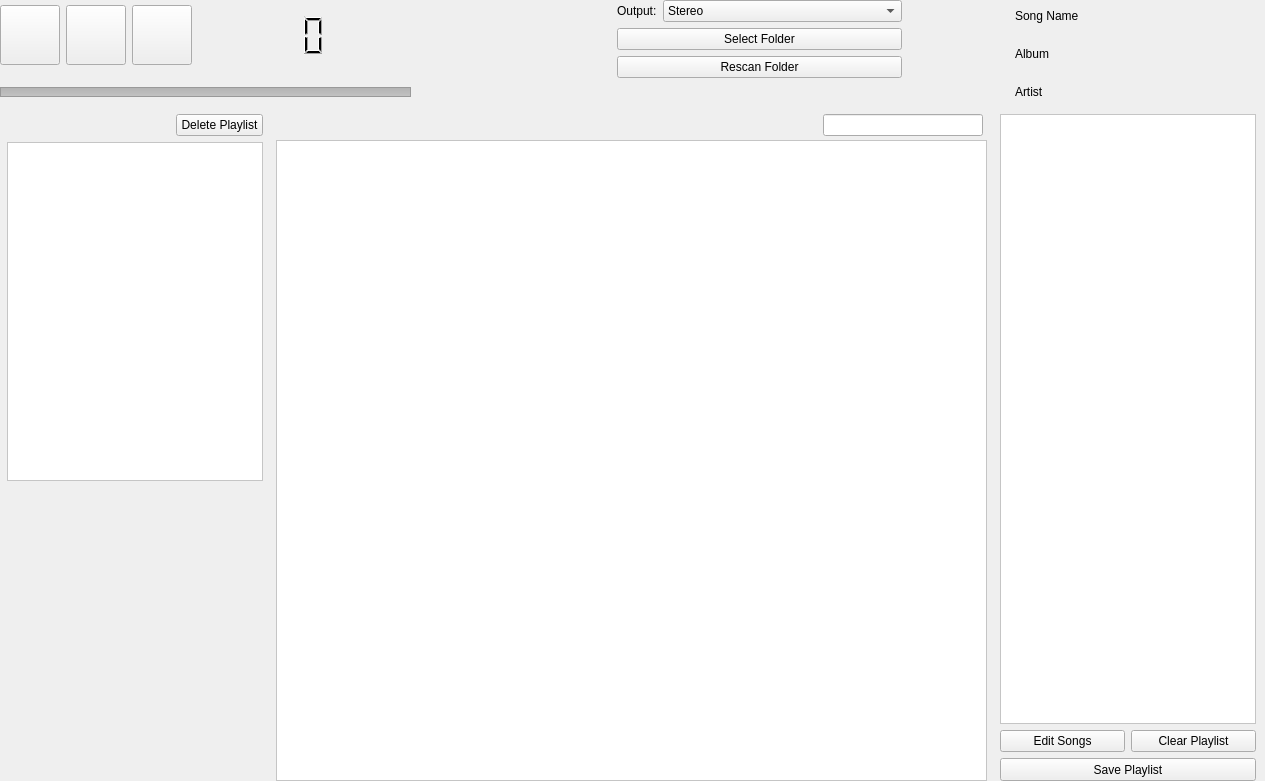
This is main.ui in fabiomdiniz/Frey as Qt 5 draws it before an edit. The edited form follows.
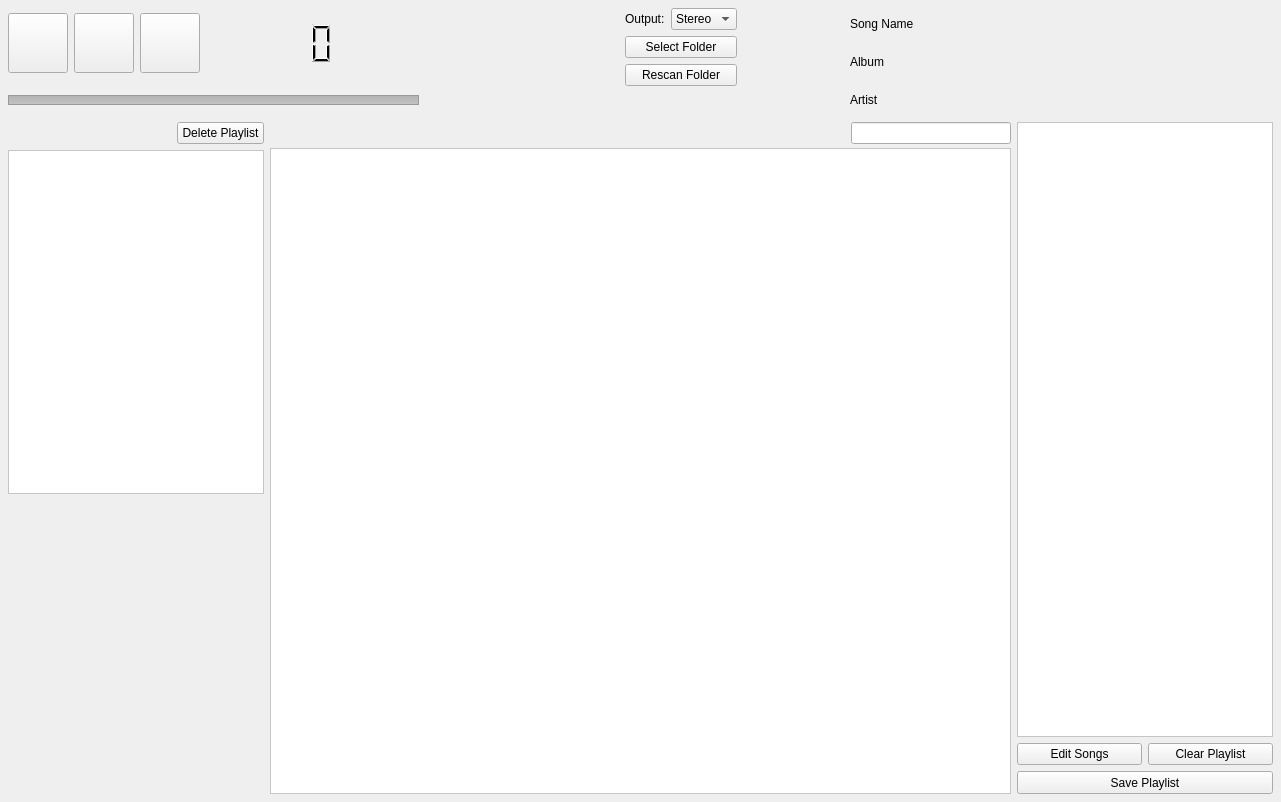
This is the edited form. Icons and pictures are not drawn.

```diff
--- a/main.ui
+++ b/main.ui
@@ -6,8 +6,8 @@
    <rect>
     <x>0</x>
     <y>0</y>
-    <width>1265</width>
-    <height>781</height>
+    <width>1281</width>
+    <height>802</height>
    </rect>
   </property>
   <property name="windowTitle">
@@ -19,7 +19,7 @@
   <widget class="QWidget" name="centralwidget">
    <layout class="QVBoxLayout" name="verticalLayout_8">
     <property name="margin">
-     <number>0</number>
+     <number>8</number>
     </property>
     <item>
      <layout class="QVBoxLayout" name="verticalLayout_7">
@@ -315,7 +315,7 @@
            <enum>Qt::Horizontal</enum>
           </property>
           <property name="sizeType">
-           <enum>QSizePolicy::Fixed</enum>
+           <enum>QSizePolicy::MinimumExpanding</enum>
           </property>
           <property name="sizeHint" stdset="0">
            <size>
@@ -400,7 +400,7 @@
           <item>
            <widget class="QLabel" name="song_name">
             <property name="sizePolicy">
-             <sizepolicy hsizetype="Fixed" vsizetype="Fixed">
+             <sizepolicy hsizetype="MinimumExpanding" vsizetype="Fixed">
               <horstretch>0</horstretch>
               <verstretch>0</verstretch>
              </sizepolicy>
@@ -413,7 +413,7 @@
             </property>
             <property name="maximumSize">
              <size>
-              <width>250</width>
+              <width>500</width>
               <height>32</height>
              </size>
             </property>
@@ -425,7 +425,7 @@
           <item>
            <widget class="QLabel" name="album">
             <property name="sizePolicy">
-             <sizepolicy hsizetype="Fixed" vsizetype="Fixed">
+             <sizepolicy hsizetype="MinimumExpanding" vsizetype="Fixed">
               <horstretch>0</horstretch>
               <verstretch>0</verstretch>
              </sizepolicy>
@@ -438,7 +438,7 @@
             </property>
             <property name="maximumSize">
              <size>
-              <width>250</width>
+              <width>500</width>
               <height>32</height>
              </size>
             </property>
@@ -450,7 +450,7 @@
           <item>
            <widget class="QLabel" name="artist">
             <property name="sizePolicy">
-             <sizepolicy hsizetype="Fixed" vsizetype="Fixed">
+             <sizepolicy hsizetype="MinimumExpanding" vsizetype="Fixed">
               <horstretch>0</horstretch>
               <verstretch>0</verstretch>
              </sizepolicy>
@@ -463,7 +463,7 @@
             </property>
             <property name="maximumSize">
              <size>
-              <width>250</width>
+              <width>500</width>
               <height>32</height>
              </size>
             </property>
@@ -569,7 +569,7 @@
                <enum>Qt::Horizontal</enum>
               </property>
               <property name="sizeType">
-               <enum>QSizePolicy::Minimum</enum>
+               <enum>QSizePolicy::MinimumExpanding</enum>
               </property>
               <property name="sizeHint" stdset="0">
                <size>
@@ -600,7 +600,7 @@
           <item>
            <widget class="QTableWidget" name="albums">
             <property name="sizePolicy">
-             <sizepolicy hsizetype="Fixed" vsizetype="Expanding">
+             <sizepolicy hsizetype="MinimumExpanding" vsizetype="MinimumExpanding">
               <horstretch>0</horstretch>
               <verstretch>0</verstretch>
              </sizepolicy>
@@ -620,6 +620,9 @@
 }
 </string>
             </property>
+            <property name="horizontalScrollBarPolicy">
+             <enum>Qt::ScrollBarAlwaysOff</enum>
+            </property>
             <property name="dragEnabled">
              <bool>true</bool>
             </property>
```
